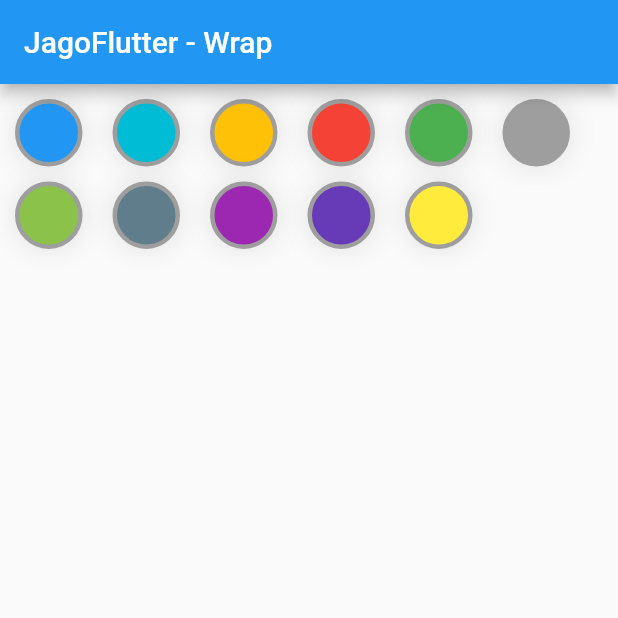
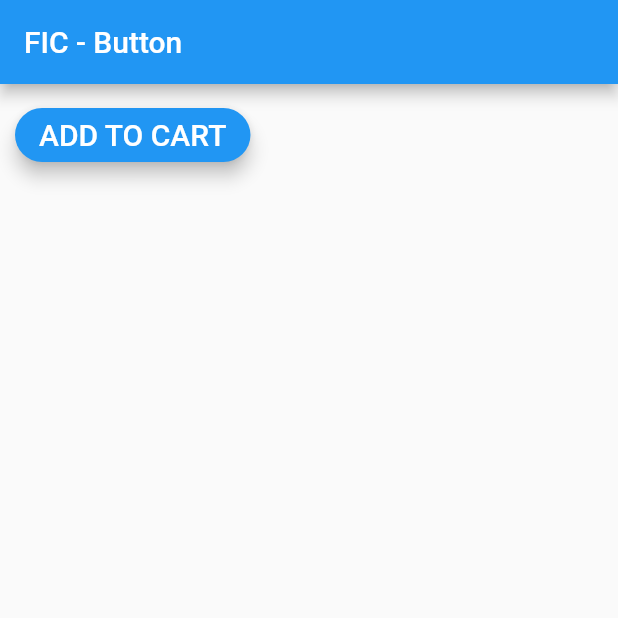
Before and after one commit to fesaworld/fic4_flutter_widgets_challenges, a Flutter app: the screen it shows after launch, on a phone screen of 412 x 824 dp, the top half of it. Run offline on Flutter 3.47's test engine with Material 2 defaults, Android fonts, the light colour scheme and no system bars.

Commit message:
basic widget - basic_widget - button_widget

```diff
--- a/lib/main.dart
+++ b/lib/main.dart
@@ -11,6 +11,7 @@ import 'package:fic4_flutter_widgets_challenges/tugas/basic_layout/row_widget.da
 import 'package:fic4_flutter_widgets_challenges/tugas/basic_layout/sizebox_widget.dart';
 import 'package:fic4_flutter_widgets_challenges/tugas/basic_layout/stack_widget.dart';
 import 'package:fic4_flutter_widgets_challenges/tugas/basic_layout/wrap_widget.dart';
+import 'package:fic4_flutter_widgets_challenges/tugas/basic_widget/button_widget.dart';
 import 'package:flutter/material.dart';
 
 void main() {
@@ -40,7 +41,8 @@ class MyApp extends StatelessWidget {
       // home: const RowWidget(),
       // home: const SizedBoxWidget(),
       // home: const StackWidget(),
-      home: WrapWidget(),
+      // home: WrapWidget(),
+      home: const ButtonWidget(),
     );
   }
 }
--- /dev/null
+++ b/lib/tugas/basic_widget/button_widget.dart
@@ -0,0 +1,42 @@
+import 'package:flutter/material.dart';
+
+class ButtonWidget extends StatelessWidget {
+  const ButtonWidget({Key? key}) : super(key: key);
+
+  @override
+  Widget build(BuildContext context) {
+    return Scaffold(
+      appBar: AppBar(
+        title: const Text("FIC - Button"),
+        actions: const [],
+      ),
+      body: Container(
+        padding: const EdgeInsets.all(10.0),
+        child: Column(
+          children: [
+            ElevatedButton(
+              onPressed: () {},
+              style: ElevatedButton.styleFrom(
+                backgroundColor: Colors.blue,
+                shape: RoundedRectangleBorder(
+                  borderRadius: BorderRadius.circular(20),
+                ),
+                shadowColor:
+                Colors.grey[20],
+                elevation: 5.0,
+              ),
+              child: Text(
+                "Add To Cart".toUpperCase(),
+                style: const TextStyle(
+                  fontSize: 20,
+                  fontWeight: FontWeight.w500,
+                  color: Colors.white,
+                ),
+              ),
+            ),
+          ],
+        ),
+      ),
+    );
+  }
+}
```
